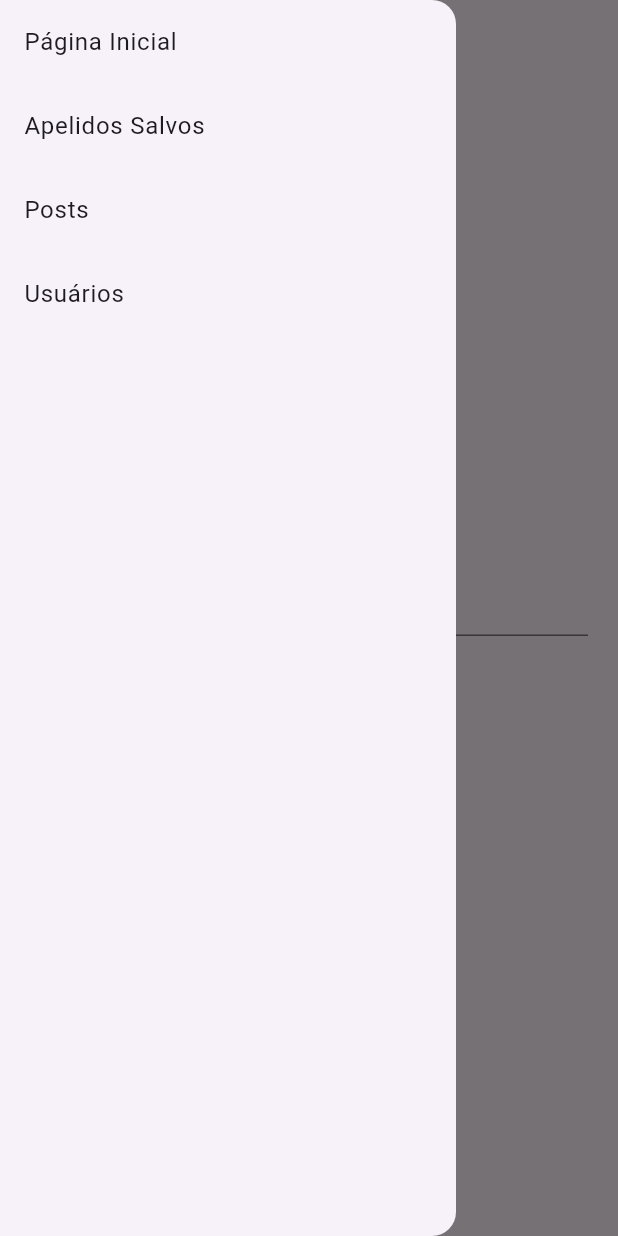
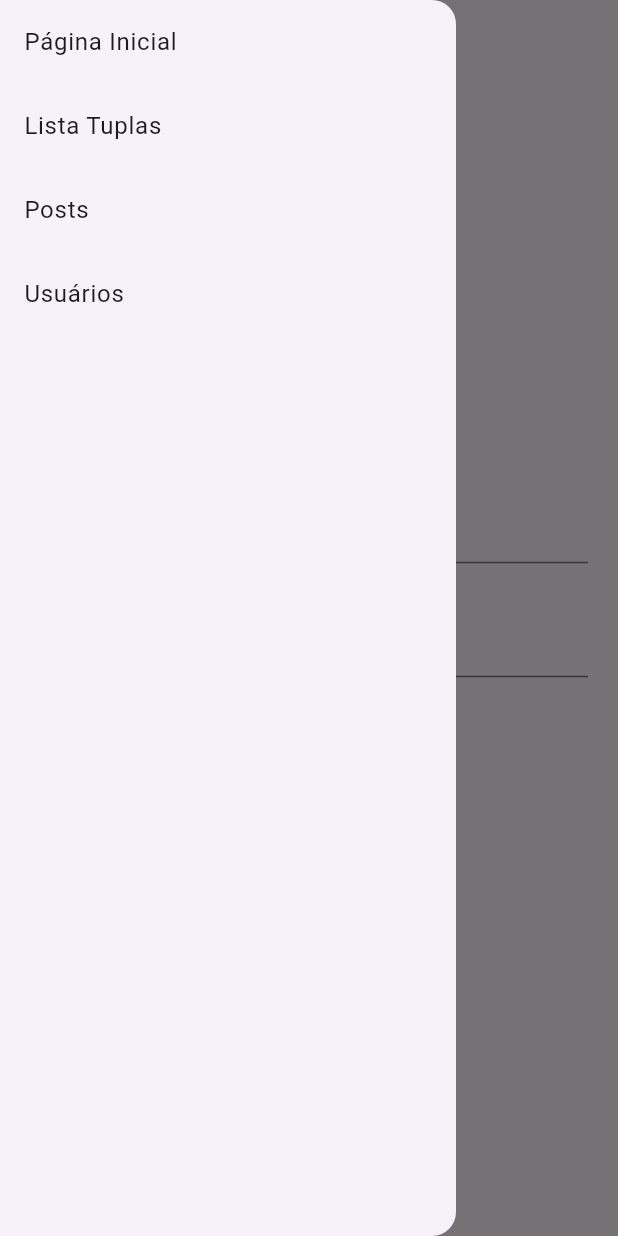
Before and after one commit to tsmendonca/desafio, a Flutter app: the screen it shows after launch, in the side drawer, after a tap on "Salvar", on a phone screen of 412 x 824 dp. Run offline on Flutter 3.47's test engine with Material 3 defaults, Android fonts, the phone set to English and light mode, and no system bars; our stand-ins replace uni_links; missing offline and left inert: mysql1.

Commit message:
Etapas 5 e 6 do desafio

```diff
--- a/lib/main.dart
+++ b/lib/main.dart
@@ -2,7 +2,11 @@ import 'package:flutter/material.dart';
 import 'package:desafio_teia/screen/posts.dart';
 import 'package:desafio_teia/screen/usuarios.dart';
 import 'package:desafio_teia/screen/menu.dart';
+import 'package:desafio_teia/screen/lista_tuplas.dart';
+import 'package:desafio_teia/models/database.dart';
+import 'package:desafio_teia/models/users.dart';
 import 'package:uni_links/uni_links.dart';
+import 'dart:async';
 
 void main() {
   runApp(MyApp());
@@ -19,8 +23,9 @@ class MyApp extends StatelessWidget {
       initialRoute: '/',
       routes: {
         '/': (context) => HomePage(),
-        '/screen/usuarios': (context) => UsuariosScreen(), // Adicionando a rota para a tela de usuários
-        '/screen/posts': (context) => PostsScreen(), // Adicionando a rota para a tela de posts
+        '/screen/usuarios': (context) => UsuariosScreen(),
+        '/screen/posts': (context) => PostsScreen(),
+        '/screen/lista_tuplas': (context) => ListaTuplasScreen(),
       },
     );
   }
@@ -35,28 +40,54 @@ class _HomePageState extends State<HomePage> {
   final TextEditingController _nicknameController = TextEditingController();
   bool _isButtonEnabled = false;
   String _validationMessage = '';
-  String? _receivedLink; // Variável para armazenar o link recebido
+  String? _receivedLink;
+  int? _receivedPat;
+  late DatabaseHelper _databaseHelper;
 
   @override
   void initState() {
     super.initState();
-    _initDeepLinkListener(); // Inicialize o listener de deep link
+     _databaseHelper = DatabaseHelper(); // Inicializa o DatabaseHelper
+    //_initDeepLinkListener();
+    //_processInitialLink();
+    // Simulando o recebimento de um link ao iniciar
+    _receivedPat = 97; // Valor simulado para _receivedPat
   }
 
-  // Função para inicializar o listener de deep link
   Future<void> _initDeepLinkListener() async {
-    // Adicione um listener para os links recebidos
     await initUniLinks();
-    // Defina o callback para manipular os links recebidos
-    // ignore: deprecated_member_use
     getLinksStream().listen((String? link) {
       if (!mounted) return;
       setState(() {
-        _receivedLink = link; // Salve o link recebido
+        _receivedLink = link;
+        _processLink(link);
       });
     }, onError: (dynamic error) {
       print('Erro ao receber link: $error');
     });
+  }
+
+  void _processLink(String? link) {
+    if (link != null && link.contains('pat=')) {
+      final uri = Uri.parse(link);
+      final patValue = uri.queryParameters['pat'];
+      if (patValue != null) {
+        setState(() {
+          _receivedPat = int.tryParse(patValue);
+        });
+      }
+    }
+  }
+
+  Future<void> _processInitialLink() async {
+    try {
+      final initialLink = await getInitialLink();
+      if (initialLink != null) {
+        _processLink(initialLink);
+      }
+    } catch (e) {
+      print('Erro ao processar o link inicial: $e');
+    }
   }
 
   void _validateNickname(String value) {
@@ -65,19 +96,34 @@ class _HomePageState extends State<HomePage> {
     });
   }
 
-  void _saveNickname() {
+  void _saveNickname() async {
     if (_isButtonEnabled) {
-      // Apelido válido, salvar
-      setState(() {
-        _validationMessage = 'Apelido válido! Salvo: ${_nicknameController.text}';
-      });
+      final user = User(pat: _receivedPat ?? 0, nickname: _nicknameController.text);
+
+      bool userInserted = await DatabaseHelper().insertUser(user);
+
+      if (userInserted) {
+        setState(() {
+          _validationMessage = 'Apelido válido! Salvo: ${_nicknameController.text}';
+        });
+      } else {
+        setState(() {
+          _validationMessage = 'Erro ao salvar: O nickname ${user.nickname} já existe.';
+        });
+      }
     } else {
-      // Apelido inválido
       setState(() {
         _validationMessage = 'Apelido inválido! Deve conter 3-20 caracteres alfanuméricos.';
       });
     }
   }
+
+
+
+
+
+
+
 
   @override
   Widget build(BuildContext context) {
@@ -85,35 +131,30 @@ class _HomePageState extends State<HomePage> {
       appBar: AppBar(
         title: Text('Página Inicial'),
       ),
-      drawer: MenuScreen(), // Utiliza o componente do menu
+      drawer: MenuScreen(),
       body: Padding(
         padding: const EdgeInsets.all(20.0),
         child: Column(
           mainAxisAlignment: MainAxisAlignment.center,
           children: <Widget>[
-            if (_receivedLink != null) // Se um link foi recebido, exiba-o
-              Text('Link recebido: $_receivedLink'),
+            if (_receivedPat != null)
+              TextFormField(
+                initialValue: _receivedPat.toString(),
+                decoration: InputDecoration(labelText: 'PAT'),
+              ),
+            SizedBox(height: 20),
             TextField(
               controller: _nicknameController,
               onChanged: _validateNickname,
-              decoration: InputDecoration(
-                labelText: 'Apelido',
-              ),
+              decoration: InputDecoration(labelText: 'Apelido'),
             ),
             SizedBox(height: 20),
             ElevatedButton(
-              onPressed: () {
-                _saveNickname();
-                ScaffoldMessenger.of(context).showSnackBar(
-                  SnackBar(
-                    content: Text(_validationMessage),
-                    duration: Duration(seconds: 2),
-                  ),
-                );
-              },
+              onPressed: _saveNickname,
               child: Text('Salvar'),
             ),
             SizedBox(height: 20),
+            Text(_validationMessage),
           ],
         ),
       ),
--- /dev/null
+++ b/lib/models/database.dart
@@ -0,0 +1,68 @@
+import 'package:desafio_teia/models/users.dart';
+import 'package:mysql1/mysql1.dart';
+
+class DatabaseHelper {
+  late MySqlConnection _connection;
+
+  DatabaseHelper() {
+    _connect();
+  }
+
+  Future<void> _connect() async {
+    final settings = ConnectionSettings(
+      host: 'goias.app',
+      port: 3306,
+      user: 'extract_user',
+      password: 'HWtv5nWDA7mcm2N',
+      db: 'bd_sistema_extract',
+    );
+
+    try {
+      _connection = await MySqlConnection.connect(settings);
+      print('Conexão com o banco de dados estabelecida com sucesso!');
+    } catch (e) {
+      print('Erro ao estabelecer conexão com o banco de dados: $e');
+    }
+  }
+
+  Future<bool> insertUser(User user) async {
+  await _connect(); // Garante que a conexão está estabelecida
+    try {
+      var sql = 'SELECT COUNT(*) as count FROM users WHERE nickname = ?';
+      Results results = await _connection.query(sql, [user.nickname]);
+      var count = results.first.fields['count'] as int;
+
+      if (count > 0) {
+        return false; // Retorna false se o nickname já existir
+      }
+
+      await _connection.query(
+        'INSERT INTO users (pat, nickname) VALUES (?, ?)',
+        [user.pat, user.nickname],
+      );
+      return true; // Retorna true se o usuário for inserido com sucesso
+    } catch (e) {
+      return false; // Retorna false se ocorrer um erro
+    }
+  }
+
+
+
+
+  Future<List<User>> getAllUsers() async {
+    await _connect(); // Garante que a conexão está estabelecida
+    try {
+      Results results = await _connection.query('SELECT pat, nickname FROM users');
+      List<User> users = results.map((r) => User(pat: r[0] as int, nickname: r[1] as String)).toList();
+      return users;
+    } catch (e) {
+      print('Erro ao recuperar usuários: $e');
+      return []; // Retorna uma lista vazia em caso de erro
+    }
+  }
+
+
+  Future<void> closeConnection() async {
+    await _connection.close();
+  }
+}
--- /dev/null
+++ b/lib/models/users.dart
@@ -0,0 +1,20 @@
+class User {
+  int pat;
+  String nickname;
+
+  User({required this.pat, required this.nickname});
+
+  factory User.fromJson(Map<String, dynamic> json) {
+    return User(
+      pat: json['pat'],
+      nickname: json['nickname'],
+    );
+  }
+
+  Map<String, dynamic> toJson() {
+    return {
+      'pat': pat,
+      'nickname': nickname,
+    };
+  }
+}
--- a/lib/screen/menu.dart
+++ b/lib/screen/menu.dart
@@ -14,9 +14,9 @@ class MenuScreen extends StatelessWidget {
             },
           ),
           ListTile(
-            title: Text('Apelidos Salvos'),
+            title: Text('Lista Tuplas'),
             onTap: () {
-              Navigator.pushNamed(context, '/screen/apelidos');
+              Navigator.pushNamed(context, '/screen/lista_tuplas');
             },
           ),
           ListTile(
--- a/pubspec.yaml
+++ b/pubspec.yaml
@@ -32,6 +32,8 @@ dependencies:
     sdk: flutter
   http: ^0.13.3
   uni_links: ^0.5.1
+  android_intent: ^2.0.0
+  mysql1: ^0.19.0
 
 
 
```
Also changed, not shown: lib/screen/lista_tuplas.dart (added, +47 -0 lines), lib/screen/apelidos.dart (deleted), pubspec.lock.
